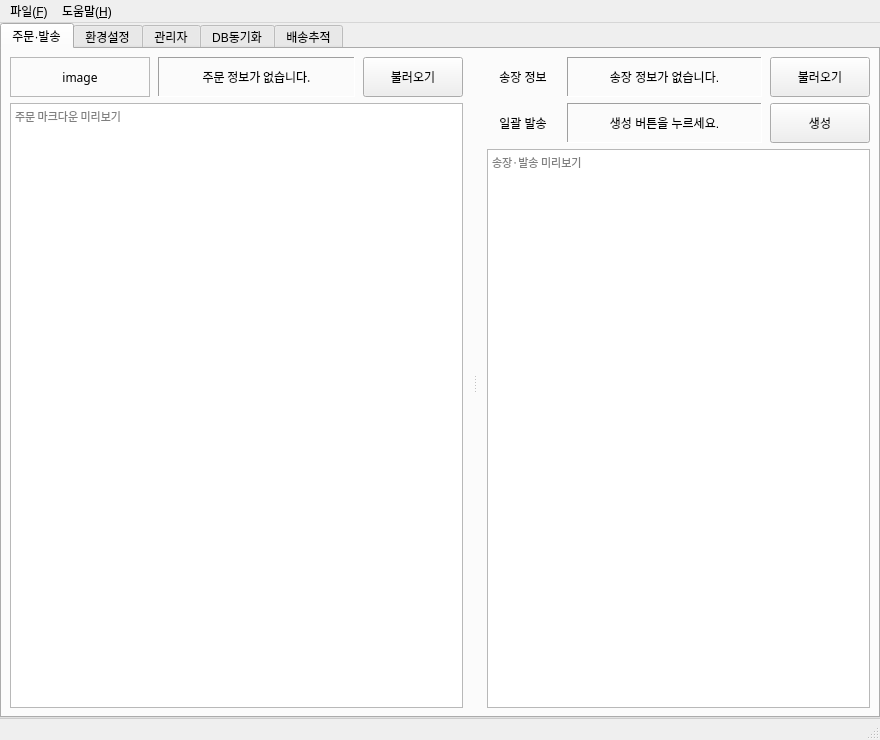
This is ui/main_window.ui in Peanut0711/easy-fulfill as Qt 5 draws it before an edit. The edited form follows.
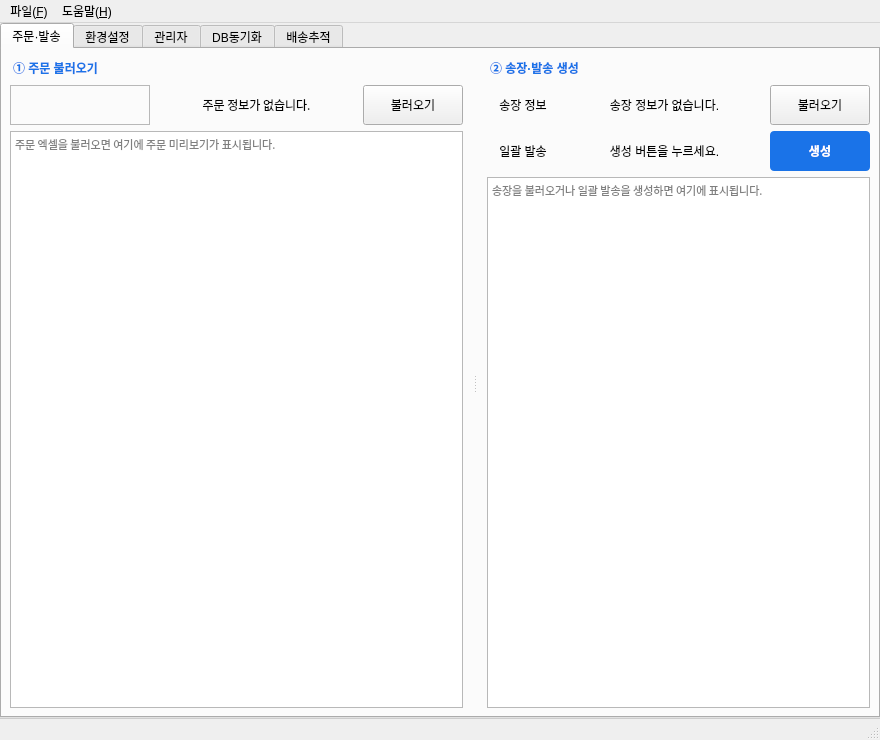
This is the edited form.

Commit message:
feat(ui): 주문·발송 탭 UI 개선(시각 정리·워크플로·상태색)
- 좌상단 'image' 텍스트 → 앱 로고 표시(주문 로드 시 스토어 로고, _reset_idle_logo).
- 상태 라벨 3종(주문/송장/생성)의 Panel·Sunken 프레임 제거 → 입력칸 오인 해소.
- 단계 헤더 추가: ① 주문 불러오기 / ② 송장·발송 생성(워크플로 안내, 패널 대칭).
- 상태 색: 대기=회색, 불러옴·생성완료=초록(_set_status_label). 생성 성공 시 갱신.
- 「생성」 버튼 강조색(primary). 미리보기 placeholder 안내문 개선.
- 하단 상태바 톤다운(좌측·9pt·일반 굵기) — 제목/버튼처럼 보이던 것 정리.
- QUiLoader 로드·MainWindow 빌드·상태색·로고·버튼 검증 완료.

```diff
--- a/ui/main_window.ui
+++ b/ui/main_window.ui
@@ -91,6 +91,16 @@
             <property name="bottomMargin">
              <number>0</number>
             </property>
+            <item>
+             <widget class="QLabel" name="label_step_order">
+              <property name="styleSheet">
+               <string>font-weight: 600; color: #1a73e8; padding: 2px 0;</string>
+              </property>
+              <property name="text">
+               <string>① 주문 불러오기</string>
+              </property>
+             </widget>
+            </item>
             <item>
              <layout class="QHBoxLayout" name="horizontalLayout_order_header">
               <property name="spacing">
@@ -124,7 +134,7 @@
                  <enum>QFrame::Shadow::Plain</enum>
                 </property>
                 <property name="text">
-                 <string>image</string>
+                 <string/>
                 </property>
                 <property name="alignment">
                  <set>Qt::AlignmentFlag::AlignCenter</set>
@@ -152,12 +162,6 @@
                   <bold>false</bold>
                  </font>
                 </property>
-                <property name="frameShape">
-                 <enum>QFrame::Shape::Panel</enum>
-                </property>
-                <property name="frameShadow">
-                 <enum>QFrame::Shadow::Sunken</enum>
-                </property>
                 <property name="text">
                  <string>주문 정보가 없습니다.</string>
                 </property>
@@ -211,7 +215,7 @@
                <enum>QFrame::Shadow::Plain</enum>
               </property>
               <property name="placeholderText">
-               <string>주문 마크다운 미리보기</string>
+               <string>주문 엑셀을 불러오면 여기에 주문 미리보기가 표시됩니다.</string>
               </property>
              </widget>
             </item>
@@ -237,6 +241,16 @@
             <property name="bottomMargin">
              <number>0</number>
             </property>
+            <item>
+             <widget class="QLabel" name="label_step_ship">
+              <property name="styleSheet">
+               <string>font-weight: 600; color: #1a73e8; padding: 2px 0;</string>
+              </property>
+              <property name="text">
+               <string>② 송장·발송 생성</string>
+              </property>
+             </widget>
+            </item>
             <item>
              <layout class="QHBoxLayout" name="horizontalLayout_ship_row1">
               <property name="spacing">
@@ -272,12 +286,6 @@
                   <verstretch>0</verstretch>
                  </sizepolicy>
                 </property>
-                <property name="frameShape">
-                 <enum>QFrame::Shape::Panel</enum>
-                </property>
-                <property name="frameShadow">
-                 <enum>QFrame::Shadow::Sunken</enum>
-                </property>
                 <property name="text">
                  <string>송장 정보가 없습니다.</string>
                 </property>
@@ -345,12 +353,6 @@
                   <verstretch>0</verstretch>
                  </sizepolicy>
                 </property>
-                <property name="frameShape">
-                 <enum>QFrame::Shape::Panel</enum>
-                </property>
-                <property name="frameShadow">
-                 <enum>QFrame::Shadow::Sunken</enum>
-                </property>
                 <property name="text">
                  <string>생성 버튼을 누르세요.</string>
                 </property>
@@ -361,6 +363,9 @@
               </item>
               <item>
                <widget class="QPushButton" name="pushButton_generate_invoice">
+               <property name="styleSheet">
+                <string>QPushButton { background-color: #1a73e8; color: white; border: none; border-radius: 4px; font-weight: 600; } QPushButton:hover { background-color: #1666c1; } QPushButton:disabled { background-color: #b9c7da; color: #eef; }</string>
+               </property>
                 <property name="minimumSize">
                  <size>
                   <width>100</width>
@@ -401,7 +406,7 @@
                <enum>QFrame::Shadow::Plain</enum>
               </property>
               <property name="placeholderText">
-               <string>송장·발송 미리보기</string>
+               <string>송장을 불러오거나 일괄 발송을 생성하면 여기에 표시됩니다.</string>
               </property>
              </widget>
             </item>
```
The commit also changes 1 other file.
